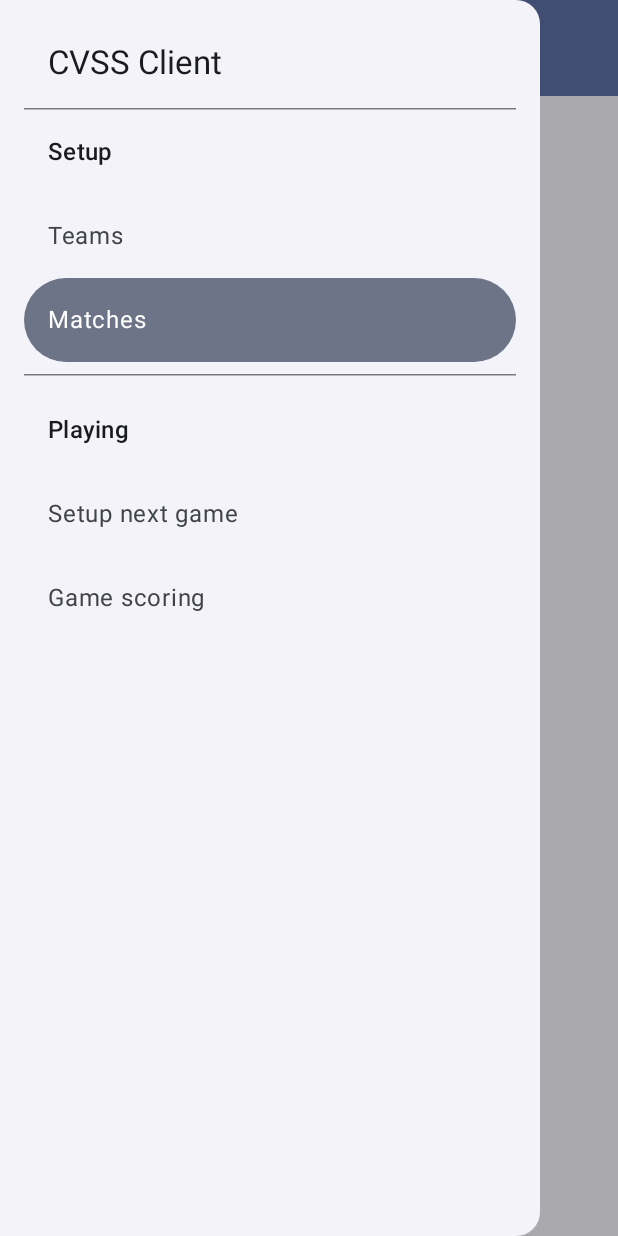
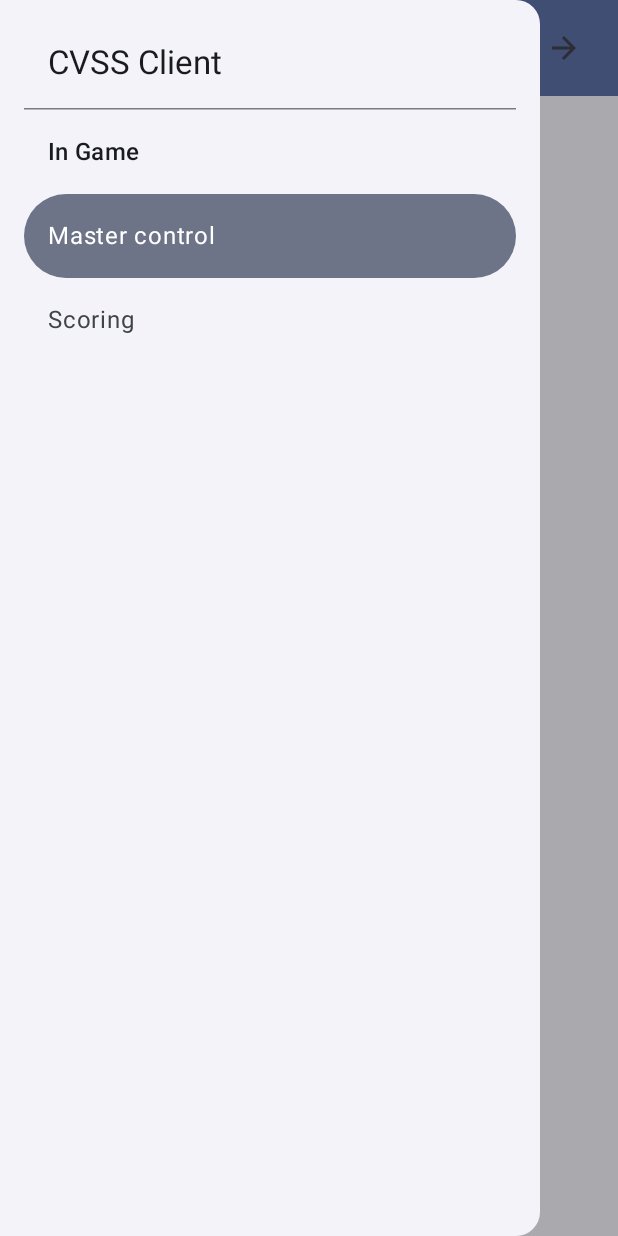
Before and after one commit to MadeByIToncek/CVSS_Client, an Android app built with Jetpack Compose: the ScoreControlActivity screen opened directly, with no data from a screen before it, after a tap on "menu", on a phone screen of 412 x 824 dp. Run offline under Robolectric (Android 15) with nearby library versions, the phone set to English and light mode, and no system bars; 2 statements that could not run were skipped.

Commit message:
Match flow init

```diff
--- a/app/src/main/java/space/itoncek/cvss/client/Globals.kt
+++ b/app/src/main/java/space/itoncek/cvss/client/Globals.kt
@@ -20,12 +20,15 @@ import androidx.compose.ui.Modifier
 import androidx.compose.ui.unit.dp
 import kotlinx.coroutines.CoroutineScope
 import kotlinx.coroutines.launch
+import space.itoncek.cvss.client.play.MatchMasterControlActivity
+import space.itoncek.cvss.client.prepare.MatchManagerActivity
+import space.itoncek.cvss.client.prepare.TeamManagerActivity
 
 const val serverVersion = "v0.0.0.1"
 const val devVersion = "vDEVELOPMENT"
 
 @Composable
-fun GlobalNavigation(i: ScreenView, scope: CoroutineScope, drawerState: DrawerState, ctx: Context) {
+fun PrepareNavigation(i: PrepareSourceActivity, scope: CoroutineScope, drawerState: DrawerState, ctx: Context) {
     ModalDrawerSheet {
         Column(
             modifier = Modifier
@@ -47,9 +50,9 @@ fun GlobalNavigation(i: ScreenView, scope: CoroutineScope, drawerState: DrawerSt
             )
             NavigationDrawerItem(
                 label = { Text("Teams") },
-                selected = i == ScreenView.TeamManager,
+                selected = i == PrepareSourceActivity.TeamManager,
                 onClick = {
-                    if (i != ScreenView.TeamManager) {
+                    if (i != PrepareSourceActivity.TeamManager) {
                         scope.launch { drawerState.close() }
                         ctx.startActivity(Intent(ctx, TeamManagerActivity::class.java))
                         (ctx as Activity).finish()
@@ -58,63 +61,80 @@ fun GlobalNavigation(i: ScreenView, scope: CoroutineScope, drawerState: DrawerSt
             )
             NavigationDrawerItem(
                 label = { Text("Matches") },
-                selected = i == ScreenView.MatchManager,
+                selected = i == PrepareSourceActivity.MatchManager,
                 onClick = {
-                    if (i != ScreenView.MatchManager) {
+                    if (i != PrepareSourceActivity.MatchManager) {
                         scope.launch { drawerState.close() }
                         ctx.startActivity(Intent(ctx, MatchManagerActivity::class.java))
                         (ctx as Activity).finish()
                     }
                 }
             )
-
-            HorizontalDivider(modifier = Modifier.padding(vertical = 8.dp))
+        }
+    }
+}
+@Composable
+fun PlayNavigation(i: PlaySourceActivity, scope: CoroutineScope, drawerState: DrawerState, ctx: Context) {
+    ModalDrawerSheet {
+        Column(
+            modifier = Modifier
+                .padding(horizontal = 16.dp)
+                .verticalScroll(rememberScrollState())
+        ) {
+            Spacer(Modifier.height(12.dp))
+            Text(
+                "CVSS Client",
+                modifier = Modifier.padding(16.dp),
+                style = MaterialTheme.typography.titleLarge
+            )
+            HorizontalDivider()
 
             Text(
-                "Playing",
+                "In Game",
                 modifier = Modifier.padding(16.dp),
                 style = MaterialTheme.typography.titleMedium
             )
             NavigationDrawerItem(
-                label = { Text("Setup next game") },
-                selected = i == ScreenView.GameSetup,
+                label = { Text("Master control") },
+                selected = i == PlaySourceActivity.MatchMasterControl,
                 onClick = {
-                    if (i != ScreenView.GameSetup) {
+                    if (i != PlaySourceActivity.MatchMasterControl) {
                         scope.launch { drawerState.close() }
-                        ctx.startActivity(
-                            Intent(
-                                ctx, /*TODO)) Replace*/
-                                SetupNextGameActivity::class.java
-                            )
-                        )
+                        ctx.startActivity(Intent(ctx, MatchMasterControlActivity::class.java))
                         (ctx as Activity).finish()
                     }
                 }
             )
             NavigationDrawerItem(
-                label = { Text("Game scoring") },
-                selected = i == ScreenView.GameScoring,
+                label = { Text("Scoring") },
+                selected = i == PlaySourceActivity.ScoringControl,
                 onClick = {
-                    if (i != ScreenView.GameScoring) {
+                    if (i != PlaySourceActivity.ScoringControl) {
                         scope.launch { drawerState.close() }
-                        ctx.startActivity(
-                            Intent(
-                                ctx, /*TODO)) Replace*/
-                                MatchManagerActivity::class.java
-                            )
-                        )
+                        ctx.startActivity(Intent(ctx, MatchManagerActivity::class.java))
                         (ctx as Activity).finish()
                     }
                 }
             )
-            Spacer(Modifier.height(12.dp))
         }
     }
 }
 
-enum class ScreenView {
+fun switchToGameView(ctx: Context) {
+    ctx.startActivity(Intent(ctx,MatchMasterControlActivity::class.java))
+    (ctx as? Activity)?.finish()
+}
+
+fun switchToPrepareView(ctx: Context) {
+    ctx.startActivity(Intent(ctx,TeamManagerActivity::class.java))
+    (ctx as? Activity)?.finish()
+}
+
+enum class PrepareSourceActivity {
     TeamManager,
-    MatchManager,
-    GameSetup,
-    GameScoring
+    MatchManager
 }
+enum class PlaySourceActivity {
+    MatchMasterControl,
+    ScoringControl
+}
--- a/app/src/main/java/space/itoncek/cvss/client/LoginActivity.kt
+++ b/app/src/main/java/space/itoncek/cvss/client/LoginActivity.kt
@@ -49,6 +49,8 @@ import androidx.lifecycle.LifecycleEventObserver
 import androidx.lifecycle.compose.LocalLifecycleOwner
 import kotlinx.coroutines.delay
 import space.itoncek.cvss.client.api.CVSSAPI
+import space.itoncek.cvss.client.prepare.TeamManagerActivity
+import space.itoncek.cvss.client.prepare.runOnUiThread
 import space.itoncek.cvss.client.ui.theme.CVSSClientTheme
 import java.io.File
 import java.io.FileWriter
--- a/app/src/main/java/space/itoncek/cvss/client/SetupNextGameActivity.kt
+++ b/app/src/main/java/space/itoncek/cvss/client/play/ScoreControlActivity.kt
@@ -1,4 +1,4 @@
-package space.itoncek.cvss.client
+package space.itoncek.cvss.client.play
 
 import android.content.res.Configuration
 import android.os.Bundle
@@ -6,11 +6,12 @@ import androidx.activity.ComponentActivity
 import androidx.activity.compose.setContent
 import androidx.activity.enableEdgeToEdge
 import androidx.compose.foundation.background
-import androidx.compose.foundation.layout.Arrangement
-import androidx.compose.foundation.layout.Column
+import androidx.compose.foundation.layout.Row
 import androidx.compose.foundation.layout.fillMaxSize
 import androidx.compose.foundation.layout.padding
 import androidx.compose.material.icons.Icons
+import androidx.compose.material.icons.filled.ArrowBack
+import androidx.compose.material.icons.filled.ArrowForward
 import androidx.compose.material.icons.filled.Menu
 import androidx.compose.material3.DrawerValue
 import androidx.compose.material3.ExperimentalMaterial3Api
@@ -24,24 +25,32 @@ import androidx.compose.material3.TopAppBar
 import androidx.compose.material3.TopAppBarDefaults.topAppBarColors
 import androidx.compose.material3.rememberDrawerState
 import androidx.compose.runtime.Composable
+import androidx.compose.runtime.DisposableEffect
 import androidx.compose.runtime.rememberCoroutineScope
-import androidx.compose.ui.Alignment
 import androidx.compose.ui.Modifier
 import androidx.compose.ui.platform.LocalContext
+import androidx.compose.ui.platform.LocalInspectionMode
 import androidx.compose.ui.tooling.preview.Preview
 import androidx.compose.ui.tooling.preview.Wallpapers
 import androidx.compose.ui.unit.dp
+import androidx.lifecycle.Lifecycle
+import androidx.lifecycle.LifecycleEventObserver
+import androidx.lifecycle.compose.LocalLifecycleOwner
 import kotlinx.coroutines.launch
+import space.itoncek.cvss.client.PlayNavigation
+import space.itoncek.cvss.client.PlaySourceActivity
 import space.itoncek.cvss.client.api.CVSSAPI
+import space.itoncek.cvss.client.prepare.teamHandler
+import space.itoncek.cvss.client.switchToPrepareView
 import space.itoncek.cvss.client.ui.theme.CVSSClientTheme
 
-class SetupNextGameActivity : ComponentActivity() {
+class ScoreControlActivity : ComponentActivity() {
     override fun onCreate(savedInstanceState: Bundle?) {
         super.onCreate(savedInstanceState)
         enableEdgeToEdge()
         setContent {
             CVSSClientTheme {
-                SetupNextGameView("Android")
+                ScoreControl()
             }
         }
     }
@@ -49,14 +58,16 @@ class SetupNextGameActivity : ComponentActivity() {
 
 @OptIn(ExperimentalMaterial3Api::class)
 @Composable
-fun SetupNextGameView(name: String, modifier: Modifier = Modifier) {
-    val drawerState = rememberDrawerState(initialValue = DrawerValue.Closed)
-    val scope = rememberCoroutineScope()
+fun ScoreControl() {
+    val lifecycleOwner = LocalLifecycleOwner.current
     val ctx = LocalContext.current;
     val api = CVSSAPI(ctx.filesDir);
+    val scope = rememberCoroutineScope()
+    val drawerState = rememberDrawerState(initialValue = DrawerValue.Closed)
+
     ModalNavigationDrawer(
         drawerContent = {
-            GlobalNavigation(ScreenView.MatchManager, scope, drawerState, ctx)
+            PlayNavigation(PlaySourceActivity.MatchMasterControl, scope, drawerState, ctx)
         },
         drawerState = drawerState
     ) {
@@ -71,7 +82,7 @@ fun SetupNextGameView(name: String, modifier: Modifier = Modifier) {
                         titleContentColor = MaterialTheme.colorScheme.primary,
                     ),
                     title = {
-                        Text("Team manager")
+                        Text("Match score control")
                     },
                     navigationIcon = {
                         IconButton(
@@ -83,18 +94,33 @@ fun SetupNextGameView(name: String, modifier: Modifier = Modifier) {
                         ) {
                             Icon(Icons.Filled.Menu, "menu")
                         }
+                    },
+                    actions = {
+                        Row (Modifier.padding(8.dp)) {
+                            IconButton(onClick = {}, enabled = false) {
+                                Icon(Icons.Filled.ArrowBack, "Switch to left field")
+                            }
+                            IconButton(onClick = {}) {
+                                Icon(Icons.Filled.ArrowForward, "Switch to right field")
+                            }
+                        }
                     }
                 )
             }
         ) { innerPadding ->
-            Column(
-                modifier = Modifier
-                    .padding(innerPadding)
-                    .background(MaterialTheme.colorScheme.background),
-                verticalArrangement = Arrangement.spacedBy(16.dp),
-                horizontalAlignment = Alignment.CenterHorizontally
-            ) {
+        }
+        val dev = LocalInspectionMode.current;
+        DisposableEffect(LocalContext.current) {
+            val observer = LifecycleEventObserver { _, event ->
+                if (event == Lifecycle.Event.ON_START && !dev) {
+                    teamHandler = api.createEventHandler({}, {},{},{},{ switchToPrepareView(ctx) });
+                }
+            }
+            lifecycleOwner.lifecycle.addObserver(observer)
 
+            onDispose {
+                teamHandler?.close();
+                lifecycleOwner.lifecycle.removeObserver(observer)
             }
         }
     }
@@ -156,16 +182,9 @@ fun SetupNextGameView(name: String, modifier: Modifier = Modifier) {
     uiMode = Configuration.UI_MODE_NIGHT_NO or Configuration.UI_MODE_TYPE_NORMAL,
     wallpaper = Wallpapers.BLUE_DOMINATED_EXAMPLE
 )
-@Preview(
-    name = "dev preview",
-    group = "dev",
-    showBackground = true,
-    uiMode = Configuration.UI_MODE_NIGHT_YES or Configuration.UI_MODE_TYPE_NORMAL,
-    wallpaper = Wallpapers.BLUE_DOMINATED_EXAMPLE
-)
 @Composable
 fun GreetingPreview3() {
     CVSSClientTheme {
-        SetupNextGameView("Android")
+        ScoreControl()
     }
 }
--- a/app/src/main/res/values/strings.xml
+++ b/app/src/main/res/values/strings.xml
@@ -3,4 +3,6 @@
     <string name="title_activity_team_manager">TeamManagerActivity</string>
     <string name="title_activity_match_manager">MatchManagerActivity</string>
     <string name="title_activity_setup_next_game">SetupNextGameActivity</string>
+    <string name="title_activity_match_arm">MatchArmActivity</string>
+    <string name="title_activity_score_control">ScoreControlActivity</string>
 </resources>
```
Also changed, not shown: app/src/main/AndroidManifest.xml (+12 -7 lines), app/src/main/java/space/itoncek/cvss/client/api/CVSSAPI.java (+29 -1 lines), app/src/main/java/space/itoncek/cvss/client/api/EventStreamWebsocketHandler.java (+17 -4 lines), app/src/main/java/space/itoncek/cvss/client/play/MatchMasterControlActivity.kt (added, +260 -0 lines), app/src/main/java/space/itoncek/cvss/client/prepare/MatchManagerActivity.kt (renamed from app/src/main/java/space/itoncek/cvss/client/MatchManagerActivity.kt, +81 -5 lines), app/src/main/java/space/itoncek/cvss/client/prepare/TeamManagerActivity.kt (renamed from app/src/main/java/space/itoncek/cvss/client/TeamManagerActivity.kt, +13 -3 lines).
